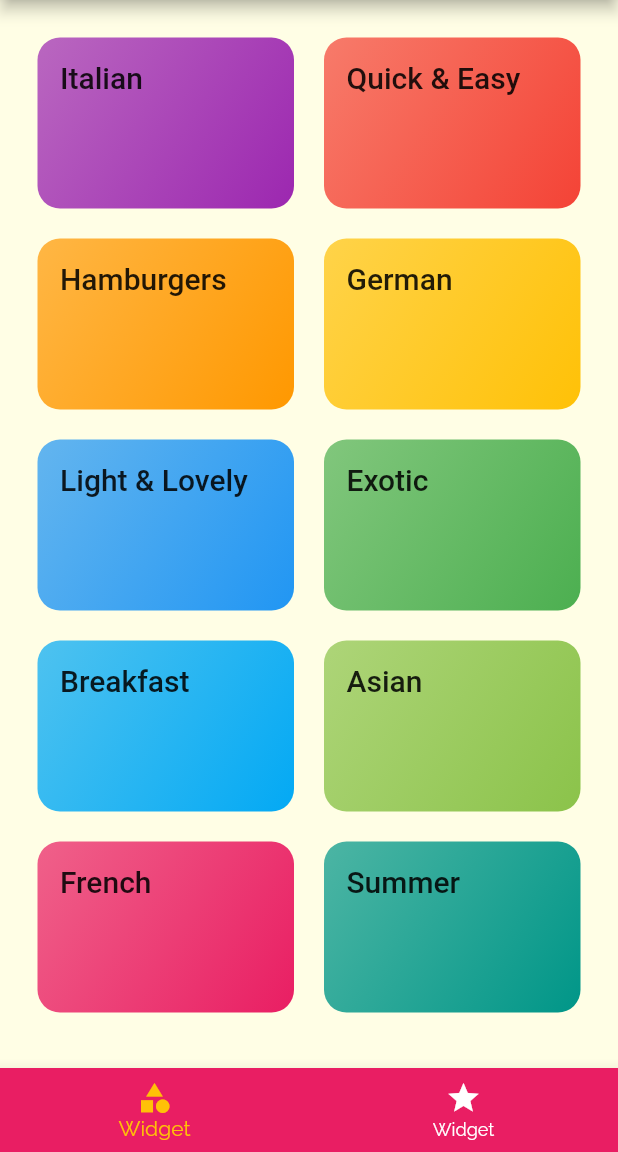
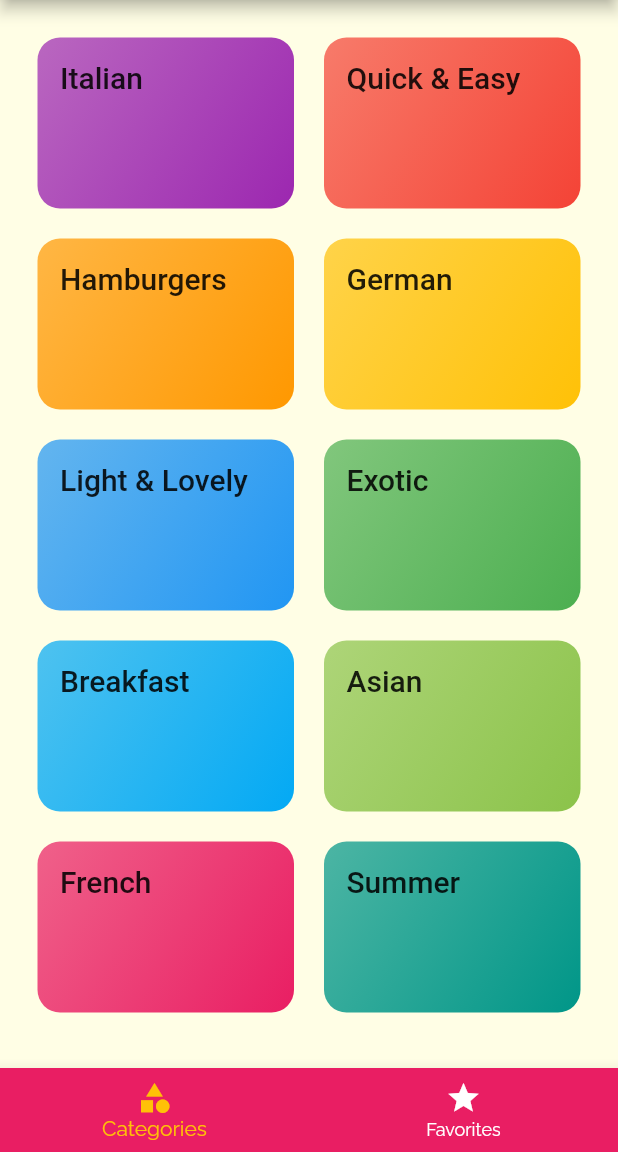
Before and after one commit to Anas-Awni/Meal_App, a Flutter app: the screen it shows after launch, on a phone screen of 412 x 824 dp, the part 84-1236 px from its top. Run offline on Flutter 3.47's test engine with Material 2 defaults, Android fonts, the phone set to English and light mode, and no system bars; missing offline and left inert: meal_app.

Commit message:
Add files via upload

```diff
--- a/meal app/lib/screens/categories_screen.dart
+++ b/meal app/lib/screens/categories_screen.dart
@@ -1,28 +1,27 @@
 import 'package:flutter/material.dart';
-
 import '../dummy_data.dart';
 import '../widgets/category_item.dart';
 
 class CategoriesScreen extends StatelessWidget {
   @override
   Widget build(BuildContext context) {
-    return GridView(
-      padding: const EdgeInsets.all(25),
+    return Scaffold(
+      body: GridView(
+        padding: EdgeInsets.all(25),
         children: DUMMY_CATEGORIES
             .map(
-            (catData) => CategoryItem(
-                  catData.id,
-                  catData.title,
-                  catData.color,
-                ),
+              (catData) =>
+                  CategoryItem(catData.id, catData.title, catData.color),
             )
             .toList(),
+        // ignore: prefer_const_constructors
         gridDelegate: SliverGridDelegateWithMaxCrossAxisExtent(
           maxCrossAxisExtent: 200,
           childAspectRatio: 3 / 2,
           crossAxisSpacing: 20,
           mainAxisSpacing: 20,
         ),
+      ),
     );
   }
 }
--- a/meal app/lib/screens/favorites_screen.dart
+++ b/meal app/lib/screens/favorites_screen.dart
@@ -12,18 +12,18 @@ class FavoritesScreen extends StatelessWidget {
   Widget build(BuildContext context) {
     if (favoriteMeals.isEmpty) {
       return Center(
-        child: Text('You have no favorites yet - start adding some!'),
+        child: Text("You have no favorites yet - start adding some!"),
       );
     } else {
       return ListView.builder(
         itemBuilder: (ctx, index) {
           return MealItem(
             id: favoriteMeals[index].id,
+            imageUrl: favoriteMeals[index].imageUrl,
             title: favoriteMeals[index].title,
-            imageUrl: favoriteMeals[index].imageUrl,
             duration: favoriteMeals[index].duration,
+            complexity: favoriteMeals[index].complexity,
             affordability: favoriteMeals[index].affordability,
-            complexity: favoriteMeals[index].complexity,
           );
         },
         itemCount: favoriteMeals.length,
--- a/meal app/lib/screens/tabs_screen.dart
+++ b/meal app/lib/screens/tabs_screen.dart
@@ -1,9 +1,8 @@
 import 'package:flutter/material.dart';
-
+import '../models/meal.dart';
 import '../widgets/main_drawer.dart';
+import './categories_screen.dart';
 import './favorites_screen.dart';
-import './categories_screen.dart';
-import '../models/meal.dart';
 
 class TabsScreen extends StatefulWidget {
   final List<Meal> favoriteMeals;
@@ -11,7 +10,7 @@ class TabsScreen extends StatefulWidget {
   TabsScreen(this.favoriteMeals);
 
   @override
-  _TabsScreenState createState() => _TabsScreenState();
+  State<TabsScreen> createState() => _TabsScreenState();
 }
 
 class _TabsScreenState extends State<TabsScreen> {
@@ -27,46 +26,41 @@ class _TabsScreenState extends State<TabsScreen> {
       },
       {
         'page': FavoritesScreen(widget.favoriteMeals),
-        'title': 'Your Favorite',
+        'title': 'Your Favorites',
       },
     ];
     super.initState();
   }
 
-  void _selectPage(int index) {
+  void _selectPage(int value) {
     setState(() {
-      _selectedPageIndex = index;
+      _selectedPageIndex = value;
     });
   }
 
   @override
   Widget build(BuildContext context) {
     return Scaffold(
-      appBar: AppBar(
-        title: Text(_pages[_selectedPageIndex]['title']),
-      ),
-      drawer: MainDrawer(),
+      appBar: AppBar(title: Text(_pages[_selectedPageIndex]['title'])),
       body: _pages[_selectedPageIndex]['page'],
       bottomNavigationBar: BottomNavigationBar(
         onTap: _selectPage,
         backgroundColor: Theme.of(context).primaryColor,
+        selectedItemColor: Theme.of(context).accentColor,
         unselectedItemColor: Colors.white,
-        selectedItemColor: Theme.of(context).accentColor,
         currentIndex: _selectedPageIndex,
-        // type: BottomNavigationBarType.fixed,
         items: [
           BottomNavigationBarItem(
-            backgroundColor: Theme.of(context).primaryColor,
             icon: Icon(Icons.category),
-            label: Text('Categories').toString(),
+            label: ('Categories'),
           ),
           BottomNavigationBarItem(
-            backgroundColor: Theme.of(context).primaryColor,
             icon: Icon(Icons.star),
-            label: Text('Favorites').toString(),
+            label: ('Favorites'),
           ),
         ],
       ),
+      drawer: MainDrawer(),
     );
   }
 }
```
Also changed, not shown: meal app/lib/screens/category_meals_screen.dart (+13 -26 lines), meal app/lib/screens/filters_screen.dart (+42 -59 lines), meal app/lib/screens/meal_detail_screen.dart (+27 -39 lines). Lines whose indentation alone changed are shown as unchanged.
